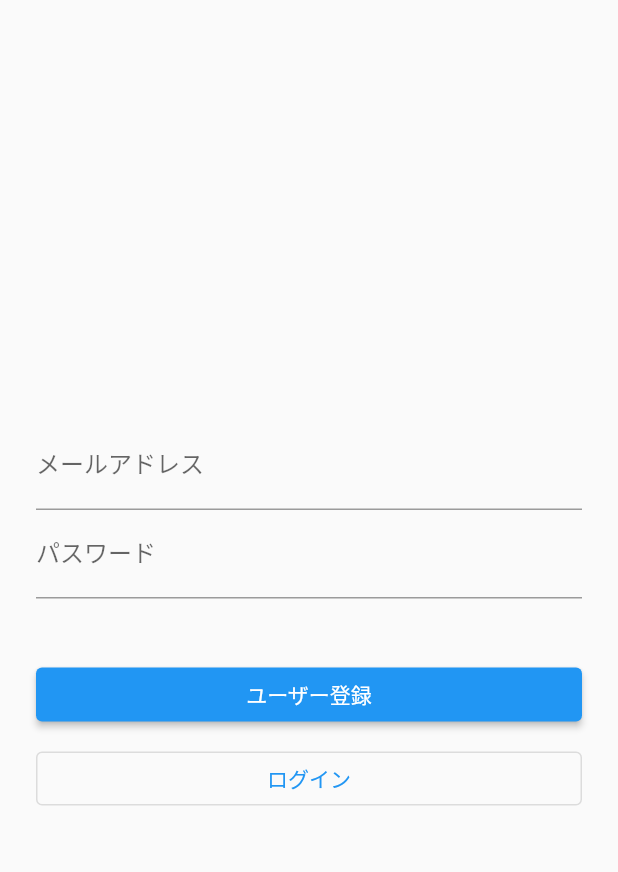
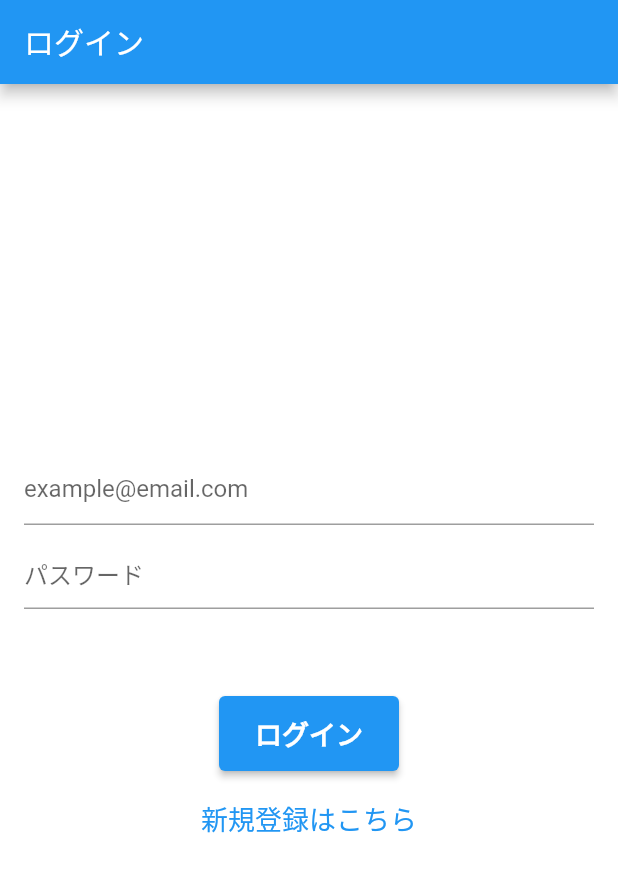
Before and after one commit to kiichi7580/Muscle_training_app, a Flutter app: the screen it shows after launch, item 2 of the bottom bar chosen, after a tap on the "logout" icon, on a phone screen of 412 x 824 dp. Shown: the top 872 px of the screen. Run offline on Flutter 3.47's test engine with Material 2 defaults, Android fonts, the phone set to English and light mode, and no system bars; our stand-ins replace audioplayers, circular_countdown_timer, cloud_firestore, firebase_auth, firebase_core, flutter_riverpod and 2 more; accounts and stored records are empty.

Commit message:
ログイン機能、新規登録機能を別ファイルに分けて、それぞれmodelをつくった

```diff
--- a/lib/app.dart
+++ b/lib/app.dart
@@ -1,8 +1,7 @@
 import 'package:firebase_auth/firebase_auth.dart';
 import 'package:flutter/material.dart';
 import 'package:flutter_riverpod/flutter_riverpod.dart';
-
-import 'login/login_page.dart';
+import 'view/login/login_page.dart';
 import 'view/calendar/calendar_page.dart';
 import 'view/memo/memo_page.dart';
 import 'view/timer/timer_page.dart';
--- a/lib/login/login_page.dart
+++ /dev/null
@@ -1,113 +0,0 @@
-import 'package:firebase_auth/firebase_auth.dart';
-import 'package:firebase_core/firebase_core.dart';
-import 'package:flutter/material.dart';
-import 'package:muscle_training_app/app.dart';
-import 'package:muscle_training_app/view/calendar/calendar_page.dart';
-
-class LoginPage extends StatefulWidget {
-  @override
-  _LoginPageState createState() => _LoginPageState();
-}
-
-class _LoginPageState extends State<LoginPage> {
-
-  // メッセージ表示用
-  String infoText = '';
-  // 入力したメールアドレス・パスワード
-  String email = '';
-  String password = '';
-
-  @override
-  Widget build(BuildContext context) {
-    return Scaffold(
-      body: Center(
-        child: Container(
-          padding: EdgeInsets.all(24),
-          child: Column(
-            mainAxisAlignment: MainAxisAlignment.center,
-            children: <Widget>[
-              TextFormField(
-                decoration: InputDecoration(labelText: 'メールアドレス'),
-                onChanged: (String value) {
-                  setState(() {
-                    email = value;
-                  });
-                },
-              ),
-              TextFormField(
-                decoration: InputDecoration(labelText: 'パスワード'),
-                obscureText: true,
-                onChanged: (String value) {
-                  setState(() {
-                    password = value;
-                  });
-                },
-              ),
-              SizedBox(
-                height: 40,
-              ),
-              Container(
-                width: double.infinity,
-                // ユーザー登録ボタン
-                child: ElevatedButton(
-                  child: Text('ユーザー登録'),
-                  onPressed: () async {
-                    try {
-                      // メール/パスワードでユーザー登録
-                      final FirebaseAuth auth = FirebaseAuth.instance;
-                      final result = await auth.createUserWithEmailAndPassword(
-                        email: email,
-                        password: password,
-                      );
-                      // ユーザー登録に成功した場合
-                      // チャット画面に遷移＋ログイン画面を破棄
-                      await Navigator.of(context).pushReplacement(
-                        MaterialPageRoute(builder: (context) {
-                          // return CalendarPage(result.user!);
-                          return Myapp();
-                        }),
-                      );
-                    } catch (e) {
-                      setState(() {
-                        infoText = "ログインに失敗しました：${e.toString()}";
-                      });
-                    }
-                  },
-                ),
-              ),
-              const SizedBox(height: 8),
-              Container(
-                width: double.infinity,
-                // ログイン登録ボタン
-                child: OutlinedButton(
-                  child: Text('ログイン'),
-                  onPressed: () async {
-                    try {
-                      // メール/パスワードでログイン
-                      final FirebaseAuth auth = FirebaseAuth.instance;
-                      final result = await auth.signInWithEmailAndPassword(
-                        email: email,
-                        password: password,
-                      );
-                      // ログインに成功した場合
-                      // チャット画面に遷移＋ログイン画面を破棄
-                      await Navigator.of(context).pushReplacement(
-                        MaterialPageRoute(builder: (context) {
-                          return Myapp();
-                        }),
-                      );
-                    } catch (e) {
-                      setState(() {
-                        infoText = "ログインに失敗しました：${e.toString()}";
-                      });
-                    }
-                  },
-                ),
-              ),
-            ],
-          ),
-        ),
-      ),
-    );
-  }
-}
--- /dev/null
+++ b/lib/view/login/login_page.dart
@@ -0,0 +1,120 @@
+import 'package:flutter/material.dart';
+import 'package:cloud_firestore/cloud_firestore.dart';
+
+import 'package:flutter/rendering.dart';
+import 'package:muscle_training_app/constant/colors.dart';
+import 'package:muscle_training_app/domain/memo.dart';
+import 'package:muscle_training_app/view/signup/signup_page.dart';
+import 'package:muscle_training_app/view_model/memo_model/memo_model.dart';
+import 'package:provider/provider.dart';
+import 'package:muscle_training_app/view_model/memo_model/add_memo_model.dart';
+import 'package:muscle_training_app/view/memo/table_memo.dart';
+
+import '../../app.dart';
+import '../../view_model/login_model/login_model.dart';
+import '../../view_model/signup_model/signup_model.dart';
+
+class LoginPage extends StatelessWidget {
+  @override
+  Widget build(BuildContext context) {
+    final emailEditingController = TextEditingController();
+    final passwordEditingController = TextEditingController();
+
+    return ChangeNotifierProvider<LoginModel>(
+      create: (_) => LoginModel(),
+      child: Scaffold(
+        appBar: AppBar(
+          title: const Text('ログイン'),
+        ),
+        backgroundColor: mainColor,
+        body: Consumer<LoginModel>(builder: (context, model, child) {
+          return Padding(
+            padding: const EdgeInsets.all(16.0),
+            child: Center(
+              child: Column(
+                mainAxisSize: MainAxisSize.min,
+                children: [
+                  TextField(
+                    controller: emailEditingController,
+                    decoration:
+                        const InputDecoration(hintText: 'example@email.com'),
+                    onChanged: (text) {
+                      model.email = text;
+                    },
+                  ),
+                  SizedBox(
+                    height: 8,
+                  ),
+                  TextField(
+                    controller: passwordEditingController,
+                    decoration: const InputDecoration(hintText: 'パスワード'),
+                    obscureText: true,
+                    onChanged: (text) {
+                      model.password = text;
+                    },
+                  ),
+                  SizedBox(
+                    height: 8,
+                  ),
+                  SizedBox(
+                    height: 50,
+                  ),
+                  SizedBox(
+                    height: 50,
+                    width: 120,
+                    child: ElevatedButton(
+                      onPressed: () async {
+                        //追加の処理
+                        try {
+                          await model.login();
+                          await Navigator.of(context).pushReplacement(
+                            MaterialPageRoute(builder: (context) {
+                              return Myapp();
+                            }),
+                          );
+                        } catch (e) {
+                          print(e);
+                          final snackBar = SnackBar(
+                            backgroundColor: Colors.red,
+                            content: Text(e.toString()),
+                          );
+                          ScaffoldMessenger.of(context).showSnackBar(snackBar);
+                        }
+                      },
+                      child: const Text(
+                        'ログイン',
+                        style: TextStyle(
+                          fontSize: 18,
+                          fontWeight: FontWeight.w600,
+                        ),
+                      ),
+                    ),
+                  ),
+                  Padding(
+                    padding: const EdgeInsets.all(8.0),
+                    child: TextButton(
+                      onPressed: () {
+                        Navigator.push(
+                            context,
+                            MaterialPageRoute(
+                              builder: (context) => SignUpPage(),
+                            ));
+                      },
+                      child: const Text(
+                        '新規登録はこちら',
+                        style: TextStyle(
+                          fontSize: 18,
+                          fontWeight: FontWeight.w400,
+                        ),
+                      ),
+                    ),
+                  ),
+                ],
+              ),
+            ),
+          );
+        }),
+      ),
+    );
+  }
+}
--- /dev/null
+++ b/lib/view_model/login_model/login_model.dart
@@ -0,0 +1,29 @@
+import 'dart:io';
+
+import 'package:cloud_firestore/cloud_firestore.dart';
+import 'package:firebase_auth/firebase_auth.dart';
+import 'package:flutter/material.dart';
+import 'package:intl/intl.dart';
+
+class LoginModel extends ChangeNotifier {
+  String email = '';
+  String password = '';
+  bool isLoding = false;
+
+  Future<void> login() async {
+    if (email.isEmpty) {
+      throw 'emailが入力されていません';
+    }
+    if (password.isEmpty) {
+      throw 'パスワールドが入力されていません';
+    }
+
+    final FirebaseAuth auth = FirebaseAuth.instance;
+    final result = await auth.signInWithEmailAndPassword(
+      email: email,
+      password: password,
+    );
+
+    final uid = result.user?.uid;
+  }
+}
--- /dev/null
+++ b/lib/view_model/signup_model/signup_model.dart
@@ -0,0 +1,39 @@
+import 'dart:io';
+
+import 'package:cloud_firestore/cloud_firestore.dart';
+import 'package:firebase_auth/firebase_auth.dart';
+import 'package:flutter/material.dart';
+import 'package:intl/intl.dart';
+
+class SignUpModel extends ChangeNotifier {
+  String email = '';
+  String password = '';
+  bool isLoding = false;
+
+  Future<void> signup() async {
+
+    if (email.isEmpty) {
+      throw 'emailが入力されていません';
+    }
+    if (password.isEmpty) {
+      throw 'パスワールドが入力されていません';
+    }
+
+    final FirebaseAuth auth = FirebaseAuth.instance;
+    final result = await auth.createUserWithEmailAndPassword(
+      email: email,
+      password: password,
+    );
+
+    final uid = auth.currentUser?.uid;
+
+    final doc = FirebaseFirestore.instance.collection('users').doc();
+
+    // firestoreに追加
+    await doc.set({
+      'email': email,
+      'createAt': Timestamp.now(),
+      'uid': uid,
+    });
+  }
+}
```
Also changed, not shown: lib/view/signup/signup_page.dart (added, +92 -0 lines).
